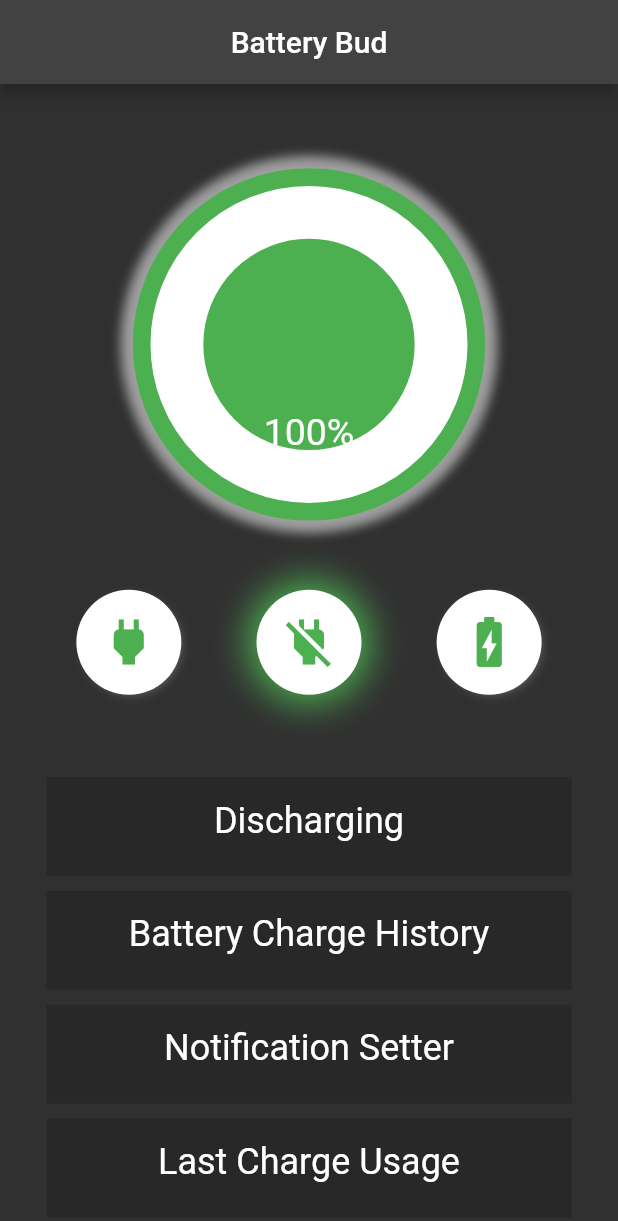
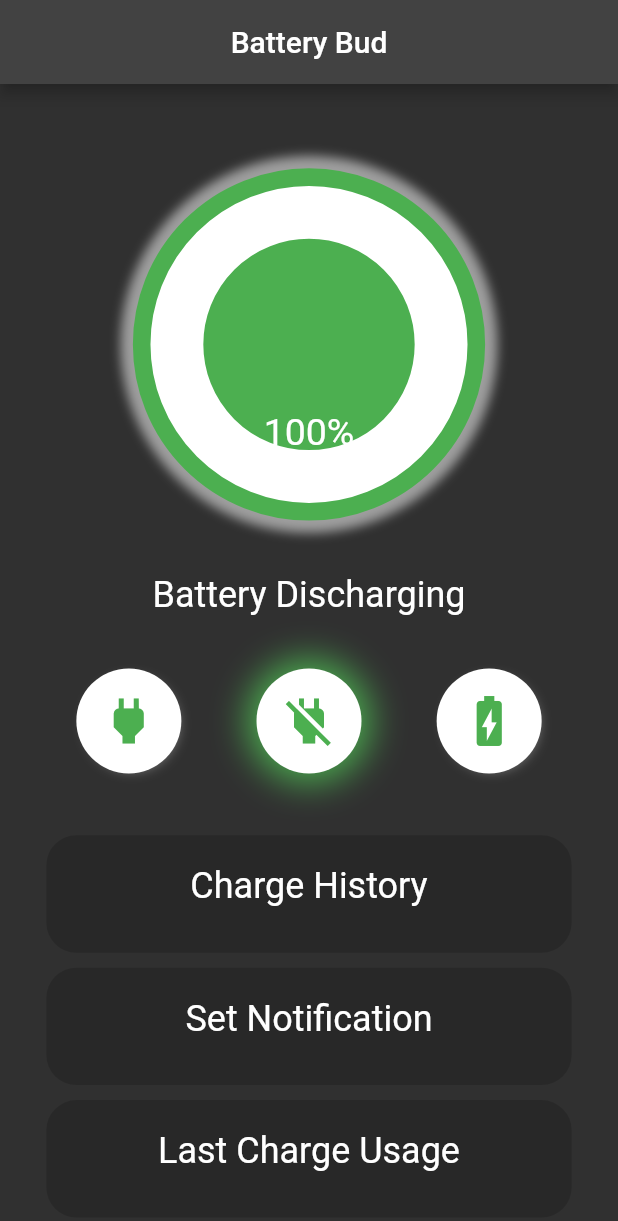
Before and after one commit to shamikhhameed/battery_app, a Flutter app: the screen it shows after launch, on a phone screen of 412 x 824 dp. Shown: the top 1221 px of the screen. Run offline on Flutter 3.47's test engine with Material 2 defaults, Android fonts, the light colour scheme and no system bars; drawn by our look-alikes of syncfusion_flutter_gauges; our stand-ins replace battery_plus, sqflite; accounts and stored records are empty.

Commit message:
updated home page

```diff
--- a/lib/pages/home_page.dart
+++ b/lib/pages/home_page.dart
@@ -73,19 +73,17 @@ class _HomePageState extends State<HomePage> {
                 width: MediaQuery.of(context).size.width * 0.6,
                 height: MediaQuery.of(context).size.width * 0.6,
                 decoration: BoxDecoration(
-                  borderRadius: BorderRadius.circular(200),
-                  boxShadow: [
-                    BoxShadow(
-                        blurRadius: 5,
-                        spreadRadius: 2,
-                        offset: const Offset(0, 0),
-                        // blurRadius: 7,
-                        // spreadRadius: -5,
-                        // offset: const Offset(4, 4),
-                        color: COLOR_GREY
-                        ),
-                  ]
-                ),
+                    borderRadius: BorderRadius.circular(200),
+                    boxShadow: [
+                      BoxShadow(
+                          blurRadius: 5,
+                          spreadRadius: 2,
+                          offset: const Offset(0, 0),
+                          // blurRadius: 7,
+                          // spreadRadius: -5,
+                          // offset: const Offset(4, 4),
+                          color: COLOR_GREY),
+                    ]),
                 child: SfRadialGauge(
                   axes: [
                     RadialAxis(
@@ -131,9 +129,25 @@ class _HomePageState extends State<HomePage> {
                 ),
               ),
               Container(
-                padding: const EdgeInsets.fromLTRB(20, 40, 20, 40),
+                padding: const EdgeInsets.fromLTRB(20, 25, 20, 20),
                 width: MediaQuery.of(context).size.width * 0.85,
-                height: MediaQuery.of(context).size.width * 0.4,
+                height: MediaQuery.of(context).size.width * 0.2,
+                child: Align(
+                  alignment: Alignment.center,
+                  child: Text(
+                    batteryState == BatteryState.charging
+                        ? "Battery Charging"
+                        : batteryState == BatteryState.discharging
+                            ? "Battery Discharging"
+                            : "Battery Fully Charged",
+                    style: Theme.of(context).textTheme.headline5,
+                  ),
+                ),
+              ),
+              Container(
+                padding: const EdgeInsets.fromLTRB(20, 10, 20, 5),
+                width: MediaQuery.of(context).size.width * 0.85,
+                height: MediaQuery.of(context).size.width * 0.27,
                 child: Align(
                   alignment: Alignment.topCenter,
                   child: Row(
@@ -163,45 +177,48 @@ class _HomePageState extends State<HomePage> {
                   ),
                 ),
               ),
-              Container(
-                padding: const EdgeInsets.only(top: 15),
-                width: MediaQuery.of(context).size.width * 0.85,
-                height: MediaQuery.of(context).size.width * 0.16,
-                color: Color.fromARGB(40, 0, 0, 0),
-                child: Align(
-                  alignment: Alignment.topCenter,
-                  child: Column(
-                    mainAxisAlignment: MainAxisAlignment.spaceBetween,
-                    children: [
-                      Text(
-                        batteryState == BatteryState.charging
-                            ? "Charging"
-                            : batteryState == BatteryState.discharging
-                                ? "Discharging"
-                                : "Fully Charged",
-                        style: Theme.of(context).textTheme.headline5,
-                      ),
-                    ],
-                  ),
-                ),
-              ),
+              // Container(
+              //   padding: const EdgeInsets.only(top: 15),
+              //   width: MediaQuery.of(context).size.width * 0.85,
+              //   height: MediaQuery.of(context).size.width * 0.16,
+              //   color: Color.fromARGB(40, 0, 0, 0),
+              //   child: Align(
+              //     alignment: Alignment.topCenter,
+              //     child: Column(
+              //       mainAxisAlignment: MainAxisAlignment.spaceBetween,
+              //       children: [
+              //         Text(
+              //           batteryState == BatteryState.charging
+              //               ? "Charging"
+              //               : batteryState == BatteryState.discharging
+              //                   ? "Discharging"
+              //                   : "Fully Charged",
+              //           style: Theme.of(context).textTheme.headline5,
+              //         ),
+              //       ],
+              //     ),
+              //   ),
+              // ),
               const SizedBox(height: 10),
               InkWell(
                 onTap: () {
                   Navigator.of(context).pushNamed(ChargeHistory.routeName);
                 },
                 child: Container(
-                  padding: const EdgeInsets.only(top: 15),
+                  padding: const EdgeInsets.only(top: 20),
                   width: MediaQuery.of(context).size.width * 0.85,
-                  height: MediaQuery.of(context).size.width * 0.16,
-                  color: Color.fromARGB(40, 0, 0, 0),
+                  height: MediaQuery.of(context).size.width * 0.19,
+                  // color: const Color.fromARGB(40, 0, 0, 0),
+                  decoration: BoxDecoration(
+                      borderRadius: BorderRadius.circular(20),
+                      color: const Color.fromARGB(40, 0, 0, 0)),
                   child: Align(
                     alignment: Alignment.topCenter,
                     child: Column(
                       mainAxisAlignment: MainAxisAlignment.spaceBetween,
                       children: [
                         Text(
-                          "Battery Charge History",
+                          "Charge History",
                           style: Theme.of(context).textTheme.headline5,
                         ),
                       ],
@@ -215,17 +232,20 @@ class _HomePageState extends State<HomePage> {
                   Navigator.of(context).pushNamed(NotificationSetter.routeName);
                 },
                 child: Container(
-                  padding: const EdgeInsets.only(top: 15),
+                  padding: const EdgeInsets.only(top: 20),
                   width: MediaQuery.of(context).size.width * 0.85,
-                  height: MediaQuery.of(context).size.width * 0.16,
-                  color: Color.fromARGB(40, 0, 0, 0),
+                  height: MediaQuery.of(context).size.width * 0.19,
+                  // color: Color.fromARGB(40, 0, 0, 0),
+                  decoration: BoxDecoration(
+                      borderRadius: BorderRadius.circular(20),
+                      color: const Color.fromARGB(40, 0, 0, 0)),
                   child: Align(
                     alignment: Alignment.topCenter,
                     child: Column(
                       mainAxisAlignment: MainAxisAlignment.spaceBetween,
                       children: [
                         Text(
-                          "Notification Setter",
+                          "Set Notification",
                           style: Theme.of(context).textTheme.headline5,
                         ),
                       ],
@@ -239,10 +259,13 @@ class _HomePageState extends State<HomePage> {
                   Navigator.of(context).pushNamed(UsageLastCharge.routeName);
                 },
                 child: Container(
-                  padding: const EdgeInsets.only(top: 15),
+                  padding: const EdgeInsets.only(top: 20),
                   width: MediaQuery.of(context).size.width * 0.85,
-                  height: MediaQuery.of(context).size.width * 0.16,
-                  color: Color.fromARGB(40, 0, 0, 0),
+                  height: MediaQuery.of(context).size.width * 0.19,
+                  // color: Color.fromARGB(40, 0, 0, 0),
+                  decoration: BoxDecoration(
+                      borderRadius: BorderRadius.circular(20),
+                      color: const Color.fromARGB(40, 0, 0, 0)),
                   child: Align(
                     alignment: Alignment.topCenter,
                     child: Column(
@@ -263,10 +286,13 @@ class _HomePageState extends State<HomePage> {
                   Navigator.of(context).pushNamed(UsageLastWeek.routeName);
                 },
                 child: Container(
-                  padding: const EdgeInsets.only(top: 15),
+                  padding: const EdgeInsets.only(top: 20),
                   width: MediaQuery.of(context).size.width * 0.85,
-                  height: MediaQuery.of(context).size.width * 0.16,
-                  color: Color.fromARGB(40, 0, 0, 0),
+                  height: MediaQuery.of(context).size.width * 0.19,
+                  // color: Color.fromARGB(40, 0, 0, 0),
+                  decoration: BoxDecoration(
+                      borderRadius: BorderRadius.circular(20),
+                      color: const Color.fromARGB(40, 0, 0, 0)),
                   child: Align(
                     alignment: Alignment.topCenter,
                     child: Column(
```
